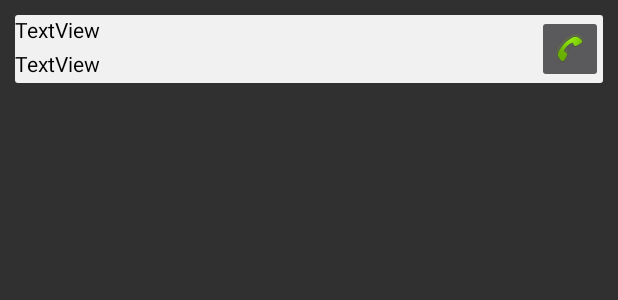
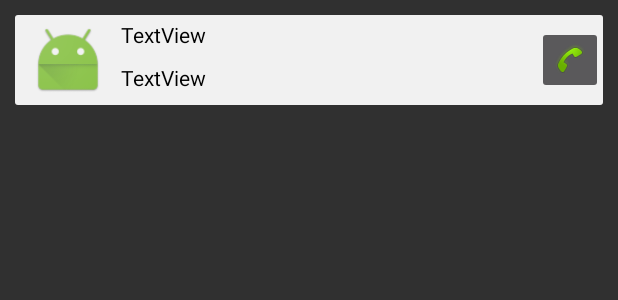
Before and after one commit to PLJE/KAISTcamp-project1, an Android app: the layout phone_recycler.xml on its own in the app's theme, with its tools: preview values and no code run, on a phone screen of 412 x 824 dp. Shown: the top 300 px of the screen. Run offline under Robolectric (Android 15) with nearby library versions, the phone set to English and light mode, and no system bars.

Commit message:
주소록 사진 가져오기 추가

```diff
--- a/app/src/main/java/com/example/p1/gallery.java
+++ b/app/src/main/java/com/example/p1/gallery.java
@@ -81,8 +81,8 @@ public class gallery extends Fragment {
         recyclerView = v.findViewById(R.id.galleryRecyclerView);
         foldersList= new ArrayList<>();                           //리사이클러뷰 기능 관련 함수
 
-        folderNames.add("XY");
-        folderNames.add("XX");
+        folderNames.add("Cats");
+        folderNames.add("Dogs");
 
         setFoldersInfo();
         setAdapter();                                           //리사이클러뷰 함수
--- a/app/src/main/res/layout/phone_recycler.xml
+++ b/app/src/main/res/layout/phone_recycler.xml
@@ -2,10 +2,11 @@
 <androidx.constraintlayout.widget.ConstraintLayout xmlns:android="http://schemas.android.com/apk/res/android"
     xmlns:app="http://schemas.android.com/apk/res-auto"
     xmlns:tools="http://schemas.android.com/tools"
-    android:orientation="vertical" android:layout_width="match_parent"
-    android:layout_height="wrap_content"
+    android:id="@+id/ConstraintLayout"
+    android:layout_width="match_parent"
+    android:layout_height="60dp"
     android:layout_margin="10dp"
-    android:id="@+id/ConstraintLayout">
+    android:orientation="vertical">
 
     <androidx.cardview.widget.CardView
         android:layout_width="match_parent"
@@ -16,30 +17,44 @@
 
         <androidx.constraintlayout.widget.ConstraintLayout
             android:layout_width="match_parent"
-            android:layout_height="match_parent"
-            android:background="#F1F1F1"
-            >
+            android:layout_height="60dp"
+            android:background="#F1F1F1">
+
+            <ImageView
+                android:id="@+id/iv_photo"
+                android:layout_width="60dp"
+                android:layout_height="0dp"
+                android:layout_marginStart="5dp"
+                android:layout_marginTop="5dp"
+                android:layout_marginBottom="5dp"
+                android:src="@android:mipmap/sym_def_app_icon"
+                app:layout_constraintBottom_toBottomOf="parent"
+                app:layout_constraintStart_toStartOf="parent"
+                app:layout_constraintTop_toTopOf="parent" />
 
             <TextView
                 android:id="@+id/tv_name"
                 android:layout_width="0dp"
                 android:layout_height="0dp"
+                android:layout_marginStart="5dp"
+                android:layout_marginTop="3dp"
                 android:text="TextView"
                 android:textColor="@color/black"
                 app:layout_constraintBottom_toTopOf="@+id/tv_phone"
                 app:layout_constraintEnd_toStartOf="@+id/ib_call"
-                app:layout_constraintStart_toStartOf="parent"
+                app:layout_constraintStart_toEndOf="@+id/iv_photo"
                 app:layout_constraintTop_toTopOf="parent" />
 
             <TextView
                 android:id="@+id/tv_phone"
                 android:layout_width="0dp"
                 android:layout_height="0dp"
+                android:layout_marginStart="5dp"
                 android:text="TextView"
                 android:textColor="@color/black"
                 app:layout_constraintBottom_toBottomOf="parent"
                 app:layout_constraintEnd_toStartOf="@+id/ib_call"
-                app:layout_constraintStart_toStartOf="parent"
+                app:layout_constraintStart_toEndOf="@+id/iv_photo"
                 app:layout_constraintTop_toBottomOf="@+id/tv_name" />
 
             <ImageButton
```
Also changed, not shown: app/src/main/java/com/example/p1/MainActivity.java (+34 -7 lines), app/src/main/java/com/example/p1/PhoneAdapter.java (+14 -4 lines), app/src/main/java/com/example/p1/phone.java (+7 -4 lines).
